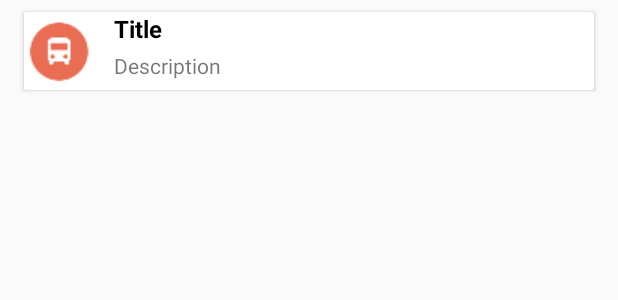
After one commit to cristianllatasi/Route_LLATASI_RIVAS, an Android app: the layout row_recycler.xml on its own in the app's theme, with its tools: preview values and no code run, on a phone screen of 412 x 824 dp. The commit adds this screen. Shown: the top 300 px of the screen. Run offline under Robolectric (Android 15) with nearby library versions, the phone set to English and light mode, and no system bars.

Commit message:
Implementación del Recyclerview para listar las líneas y conectadas a firebase.

```diff
--- a/app/src/main/java/com/example/route_llatasi_rivas/registroactivity.java
+++ b/app/src/main/java/com/example/route_llatasi_rivas/registroactivity.java
@@ -1,7 +1,6 @@
 package com.example.route_llatasi_rivas;
 
 import android.app.ProgressDialog;
-import android.content.Intent;
 import android.os.Bundle;
 import android.support.annotation.NonNull;
 import android.support.v7.app.ActionBar;
--- /dev/null
+++ b/app/src/main/res/layout/row_recycler.xml
@@ -0,0 +1,51 @@
+<?xml version="1.0" encoding="utf-8"?>
+
+<android.support.v7.widget.CardView
+    xmlns:android="http://schemas.android.com/apk/res/android"
+    xmlns:app="http://schemas.android.com/apk/res-auto"
+    android:layout_width="match_parent"
+    android:layout_height="wrap_content"
+    android:layout_marginBottom="8dp"
+    android:layout_marginEnd="16dp"
+    android:layout_marginLeft="16dp"
+    android:layout_marginRight="16dp"
+    android:layout_marginStart="16dp"
+    android:layout_marginTop="8dp"
+    android:orientation="vertical">
+
+
+        <LinearLayout
+            android:layout_width="wrap_content"
+            android:layout_height="wrap_content"
+
+            android:orientation="vertical"
+            android:layout_marginLeft="60dp">
+
+                <ImageView
+                    android:layout_width="wrap_content"
+                    android:layout_height="wrap_content" />
+
+                <TextView
+                    android:id="@+id/txtnombre"
+                    android:layout_width="wrap_content"
+                    android:layout_height="match_parent"
+                    android:text="Title"
+                    android:textColor="@android:color/black"
+                    android:textSize="16sp"
+                    android:textStyle="bold" />
+
+                <TextView
+                    android:id="@+id/txthorario"
+                    android:layout_width="155dp"
+                    android:layout_height="wrap_content"
+                    android:layout_marginTop="4dp"
+                    android:text="Description" />
+
+        </LinearLayout>
+
+        <ImageView
+            android:id="@+id/imageView"
+            android:layout_width="wrap_content"
+            android:layout_height="wrap_content"
+            app:srcCompat="@drawable/iconobus" />
+</android.support.v7.widget.CardView>
```
Also changed, not shown: app/build.gradle (+9 -0 lines), app/src/main/java/com/example/route_llatasi_rivas/Adapter.java (added, +62 -0 lines), app/src/main/java/com/example/route_llatasi_rivas/MainActivity.java (+17 -1 lines), app/src/main/java/com/example/route_llatasi_rivas/Principal.java (+79 -0 lines), app/src/main/java/model/Linea.java (added, +29 -0 lines), app/src/main/res/layout/activity_main.xml (+6 -10 lines), app/src/main/res/layout/activity_recycler.xml (added, +14 -0 lines), app/src/main/res/drawable/iconobus.png (added).
